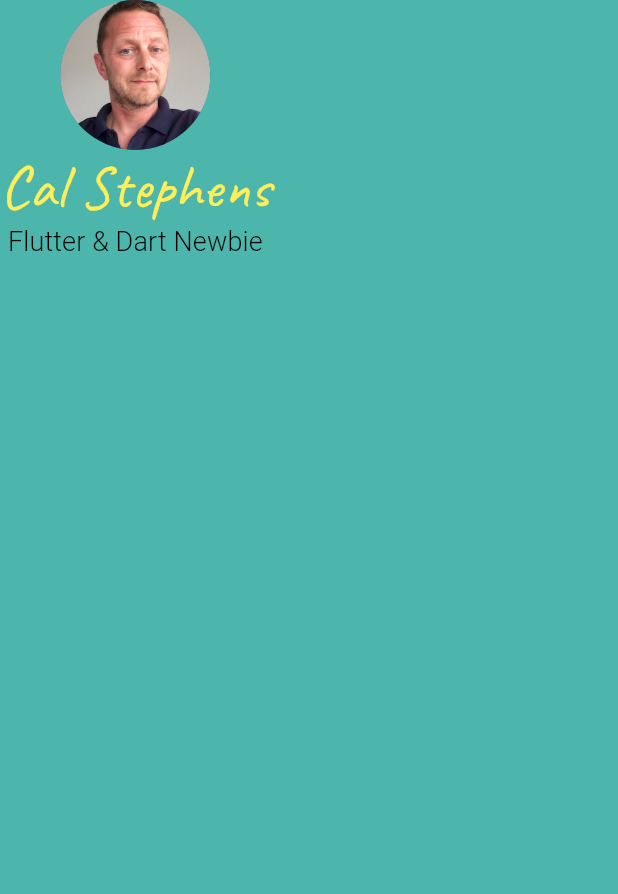
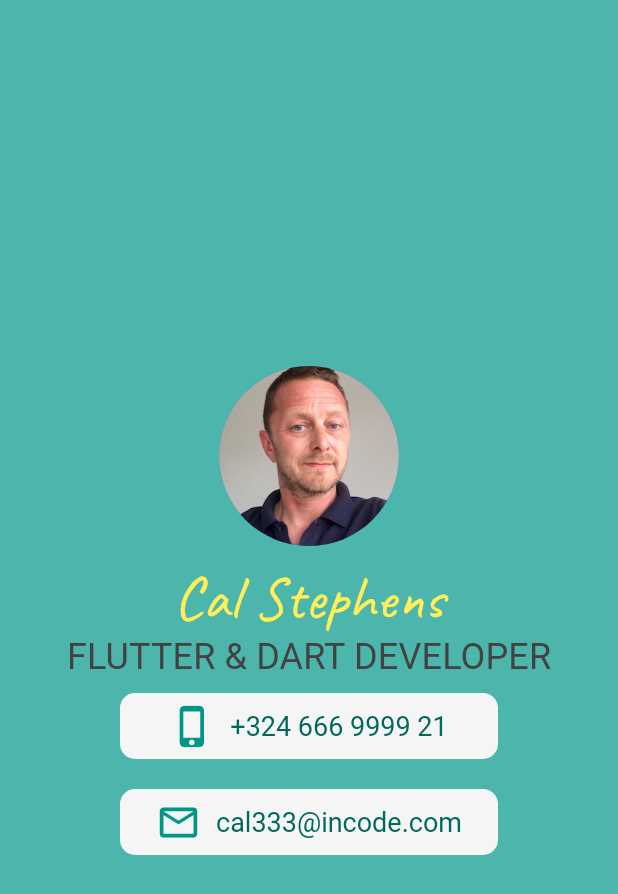
Before and after one commit to carlstep/ab_mi_card_flutter2, a Flutter app: the screen it shows after launch, on a phone screen of 412 x 824 dp. Shown: the top 894 px of the screen. Run offline on Flutter 3.47's test engine with Material 2 defaults, Android fonts, the phone set to English and light mode, and no system bars; our stand-ins replace google_fonts.

Commit message:
added text widgets

```diff
--- a/lib/main.dart
+++ b/lib/main.dart
@@ -14,10 +14,14 @@
         backgroundColor: Colors.teal[300],
         body: SafeArea(
           child: Column(
+            mainAxisAlignment: MainAxisAlignment.center,
             children: <Widget>[
               CircleAvatar(
-                radius: 50.0,
+                radius: 60.0,
                 backgroundImage: AssetImage('assets/images/profile_picA.png'),
+              ),
+              SizedBox(
+                height: 10.0,
               ),
               Text(
                 'Cal Stephens',
@@ -29,15 +33,85 @@
                 ),
               ),
               Text(
-                'Flutter & Dart Newbie',
-                style: GoogleFonts.balooThambi(
+                'FLUTTER & DART DEVELOPER',
+                style: GoogleFonts.balooTammudu(
                   //fontFamily: 'Lobster',
-                  fontSize: 18.0,
-                  fontWeight: FontWeight.w300,
+                  fontSize: 24.0,
+                  //fontWeight: FontWeight.w100,
                   letterSpacing: .1,
-                  color: Colors.black,
+                  color: Colors.grey[800],
                 ),
-              )
+              ),
+              Container(
+                decoration: BoxDecoration(
+                  border: Border.all(
+                    color: Colors.grey[100],
+                    width: 2,
+                  ),
+                  borderRadius: BorderRadius.circular(10.0),
+                  color: Colors.grey[100],
+                ),
+                //color: Colors.yellowAccent[100],
+                //width: 250.0,
+                margin: EdgeInsets.symmetric(vertical: 10.0, horizontal: 80.0),
+                padding: EdgeInsets.all(5.0),
+                child: Row(
+                  mainAxisAlignment: MainAxisAlignment.center,
+                  children: <Widget>[
+                    Icon(
+                      Icons.phone_iphone,
+                      color: Colors.teal,
+                      size: 30.0,
+                    ),
+                    SizedBox(
+                      width: 10.0,
+                    ),
+                    Text(
+                      '+324 666 9999 21',
+                      style: GoogleFonts.balooTammudu(
+                        fontSize: 18.0,
+                        fontStyle: FontStyle.normal,
+                        color: Colors.teal[800],
+                      ),
+                    )
+                  ],
+                ),
+              ),
+              Container(
+                decoration: BoxDecoration(
+                  border: Border.all(
+                    color: Colors.grey[100],
+                    width: 2,
+                  ),
+                  borderRadius: BorderRadius.circular(10.0),
+                  color: Colors.grey[100],
+                ),
+                //color: Colors.yellowAccent[100],
+                //width: 250.0,
+                margin: EdgeInsets.symmetric(vertical: 10.0, horizontal: 80.0),
+                padding: EdgeInsets.all(5.0),
+                child: Row(
+                  mainAxisAlignment: MainAxisAlignment.center,
+                  children: <Widget>[
+                    Icon(
+                      Icons.email_outlined,
+                      color: Colors.teal,
+                      size: 30.0,
+                    ),
+                    SizedBox(
+                      width: 10.0,
+                    ),
+                    Text(
+                      'cal333@incode.com',
+                      style: GoogleFonts.balooTammudu(
+                        fontSize: 18.0,
+                        fontStyle: FontStyle.normal,
+                        color: Colors.teal[800],
+                      ),
+                    ),
+                  ],
+                ),
+              ),
             ],
           ),
         ),
```
